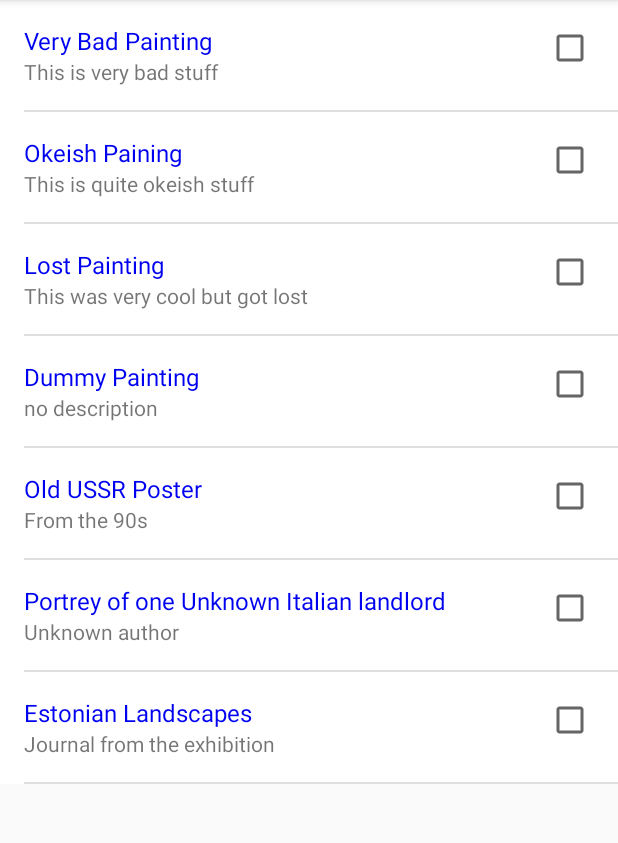
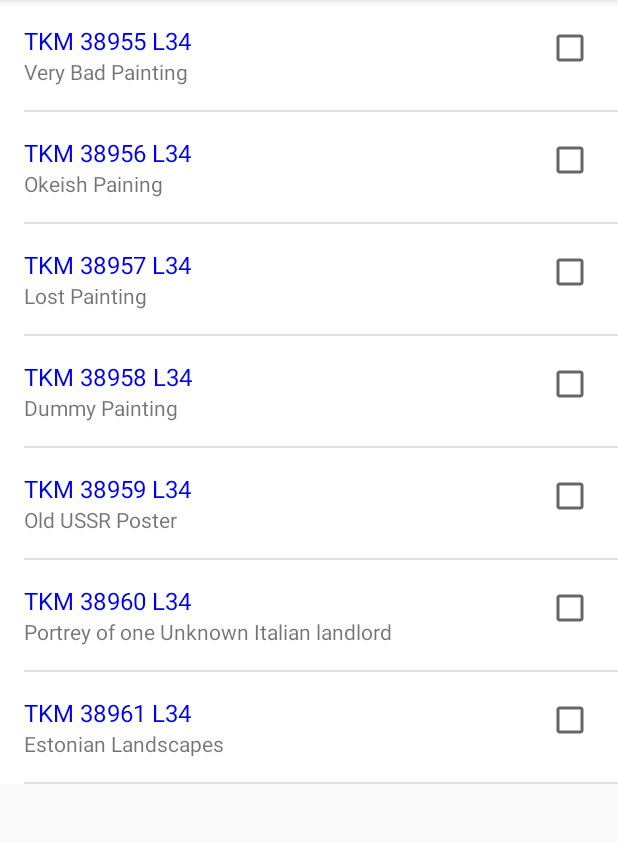
Before and after one commit to jyrno/ProMuseum, an Android app: the screen it shows after launch (ItemListActivity), after a tap on "ITEM LIST VIEW", on a phone screen of 412 x 824 dp, the part 84-927 px from its top. Run offline under Robolectric (Android 15) with nearby library versions, the phone set to English and light mode, and no system bars.

Commit message:
list view: show correct data in the list view

```diff
--- a/app/src/main/java/ee/proekspert/promuseum/data/Item.java
+++ b/app/src/main/java/ee/proekspert/promuseum/data/Item.java
@@ -3,6 +3,7 @@ package ee.proekspert.promuseum.data;
 public class Item {
 
     private final String id;
+    private final String museumId;
     private String name;
     private String description;
     private String damage;
@@ -10,14 +11,19 @@ public class Item {
     private ItemState state;
     private ItemLocation location;
 
-    public Item(String id, String name, String description, String damage, ItemStatus status, ItemState state, ItemLocation location) {
+    public Item(String id, String museumId, String name, String description, String damage, ItemStatus status, ItemState state, ItemLocation location) {
         this.id = id;
+        this.museumId = museumId;
         this.name = name;
         this.description = description;
         this.damage = damage;
         this.status = status;
         this.state = state;
         this.location = location;
+    }
+
+    public String getMuseumId() {
+        return museumId;
     }
 
     public enum ItemStatus {
--- a/app/src/main/java/ee/proekspert/promuseum/datasource/ItemProvider.java
+++ b/app/src/main/java/ee/proekspert/promuseum/datasource/ItemProvider.java
@@ -26,35 +26,35 @@ public class ItemProvider {
         Item.ItemLocation locationMuseumKumu = new Item.ItemLocation("KUMU");
         Item.ItemLocation locationStorageKumuMainStorage = new Item.ItemLocation("KUMU / Main Storage");
 
-        Item item = new Item("12345", "Very Cool Painting", "This is very cool stuff", "Even no damage", Item.ItemStatus.UNCHECKED, Item.ItemState.VERY_GOOD, locationMuseumKumu);
+        Item item = new Item("12345", "TKM 38954 L34", "Very Cool Painting", "This is very cool stuff", "Even no damage", Item.ItemStatus.UNCHECKED, Item.ItemState.VERY_GOOD, locationMuseumKumu);
         Log.w("ItemProvider", "InitAllItems: item " + item);
         allItems.add(item);
 
-        item = new Item("23456", "Very Bad Painting", "This is very bad stuff", "Sooo damaged", Item.ItemStatus.UNCHECKED, Item.ItemState.VERY_BAD, locationStorageKumuMainStorage);
+        item = new Item("23456", "TKM 38955 L34", "Very Bad Painting", "This is very bad stuff", "Sooo damaged", Item.ItemStatus.UNCHECKED, Item.ItemState.VERY_BAD, locationStorageKumuMainStorage);
         Log.w("ItemProvider", "InitAllItems: item " + item);
 
         allItems.add(item);
-        item = new Item("34567", "Okeish Paining", "This is quite okeish stuff", "Just old", Item.ItemStatus.UNCHECKED, Item.ItemState.SATISFACTORY, locationStorageKumuMainStorage);
+        item = new Item("34567", "TKM 38956 L34", "Okeish Paining", "This is quite okeish stuff", "Just old", Item.ItemStatus.UNCHECKED, Item.ItemState.SATISFACTORY, locationStorageKumuMainStorage);
         Log.w("ItemProvider", "InitAllItems: item " + item);
 
         allItems.add(item);
-        item = new Item("45678", "Lost Painting", "This was very cool but got lost", "No idea as it is lost", Item.ItemStatus.LOST, Item.ItemState.VERY_GOOD, locationStorageKumuMainStorage);
+        item = new Item("45678", "TKM 38957 L34", "Lost Painting", "This was very cool but got lost", "No idea as it is lost", Item.ItemStatus.LOST, Item.ItemState.VERY_GOOD, locationStorageKumuMainStorage);
         Log.w("ItemProvider", "InitAllItems: item " + item);
 
         allItems.add(item);
-        item = new Item("56789", "Dummy Painting", "no description", "no damage", Item.ItemStatus.CHECKED, Item.ItemState.GOOD, locationStorageKumuMainStorage);
+        item = new Item("56789", "TKM 38958 L34", "Dummy Painting", "no description", "no damage", Item.ItemStatus.CHECKED, Item.ItemState.GOOD, locationStorageKumuMainStorage);
         Log.w("ItemProvider", "InitAllItems: item " + item);
 
         allItems.add(item);
-        item = new Item("01472", "Old USSR Poster", "From the 90s", "gonna tear soon", Item.ItemStatus.CHECKED, Item.ItemState.BAD, locationStorageKumuMainStorage);
+        item = new Item("01472", "TKM 38959 L34", "Old USSR Poster", "From the 90s", "gonna tear soon", Item.ItemStatus.CHECKED, Item.ItemState.BAD, locationStorageKumuMainStorage);
         Log.w("ItemProvider", "InitAllItems: item " + item);
 
         allItems.add(item);
-        item = new Item("02585", "Portrey of one Unknown Italian landlord ", "Unknown author", "no damage", Item.ItemStatus.UNCHECKED, Item.ItemState.GOOD, locationStorageKumuMainStorage);
+        item = new Item("02585", "TKM 38960 L34", "Portrey of one Unknown Italian landlord ", "Unknown author", "no damage", Item.ItemStatus.UNCHECKED, Item.ItemState.GOOD, locationStorageKumuMainStorage);
         Log.w("ItemProvider", "InitAllItems: item " + item);
 
         allItems.add(item);
-        item = new Item("03698", "Estonian Landscapes", "Journal from the exhibition", "", Item.ItemStatus.UNCHECKED, Item.ItemState.VERY_GOOD, locationStorageKumuMainStorage);
+        item = new Item("03698", "TKM 38961 L34", "Estonian Landscapes", "Journal from the exhibition", "", Item.ItemStatus.UNCHECKED, Item.ItemState.VERY_GOOD, locationStorageKumuMainStorage);
         Log.w("ItemProvider", "InitAllItems: item " + item);
 
         allItems.add(item);
--- a/app/src/main/java/ee/proekspert/promuseum/itemlist/ItemListAdapter.java
+++ b/app/src/main/java/ee/proekspert/promuseum/itemlist/ItemListAdapter.java
@@ -20,12 +20,12 @@ public class ItemListAdapter extends RecyclerView.Adapter<ItemListAdapter.ListIt
     // you provide access to all the views for a data item in a view holder
     public static class ListItemHolder extends RecyclerView.ViewHolder {
         // each data item is just a string in this case
-        public TextView mTitle;
-        public TextView mDescription;
+        public TextView mMuseumId;
+        public TextView mName;
         public ListItemHolder(LinearLayout linearLayout) {
             super(linearLayout);
-            mTitle = linearLayout.findViewById(R.id.list_item_title);
-            mDescription = linearLayout.findViewById(R.id.list_item_description);
+            mMuseumId = linearLayout.findViewById(R.id.list_item_museum_id);
+            mName = linearLayout.findViewById(R.id.list_item_name);
         }
     }
 
@@ -52,8 +52,8 @@ public class ItemListAdapter extends RecyclerView.Adapter<ItemListAdapter.ListIt
         // - replace the contents of the view with that element
         Log.i("ItemsListAdapter", "onBindViewHolder: position " + position + "; name: " + mDataset.get(position).getName());
         Item selectedItem = mDataset.get(position);
-        holder.mTitle.setText(selectedItem.getName());
-        holder.mDescription.setText(selectedItem.getDescription());
+        holder.mMuseumId.setText(selectedItem.getMuseumId());
+        holder.mName.setText(selectedItem.getName());
 
     }
 
--- a/app/src/main/res/layout/list_item.xml
+++ b/app/src/main/res/layout/list_item.xml
@@ -24,7 +24,7 @@
             app:layout_constraintTop_toTopOf="parent">
 
             <TextView
-                android:id="@+id/list_item_title"
+                android:id="@+id/list_item_museum_id"
                 android:layout_width="match_parent"
                 android:layout_height="wrap_content"
                 android:textAlignment="viewStart"
@@ -33,7 +33,7 @@
                 tools:text="@tools:sample/lorem" />
 
             <TextView
-                android:id="@+id/list_item_description"
+                android:id="@+id/list_item_name"
                 android:layout_width="match_parent"
                 android:layout_height="match_parent"
                 android:textAlignment="viewStart"
```
